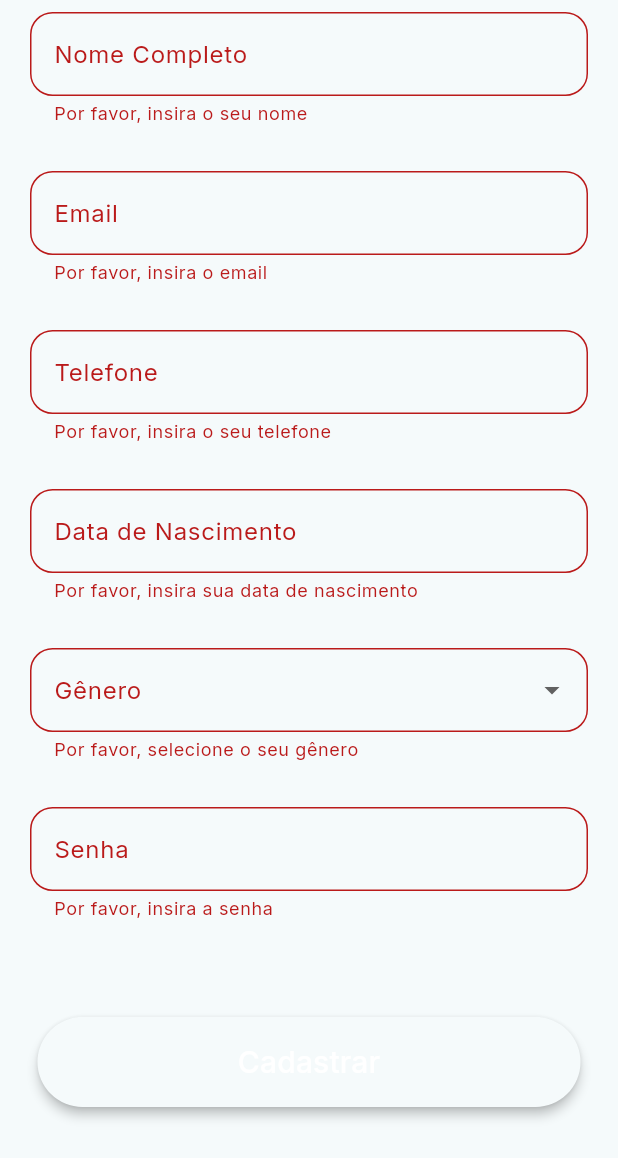
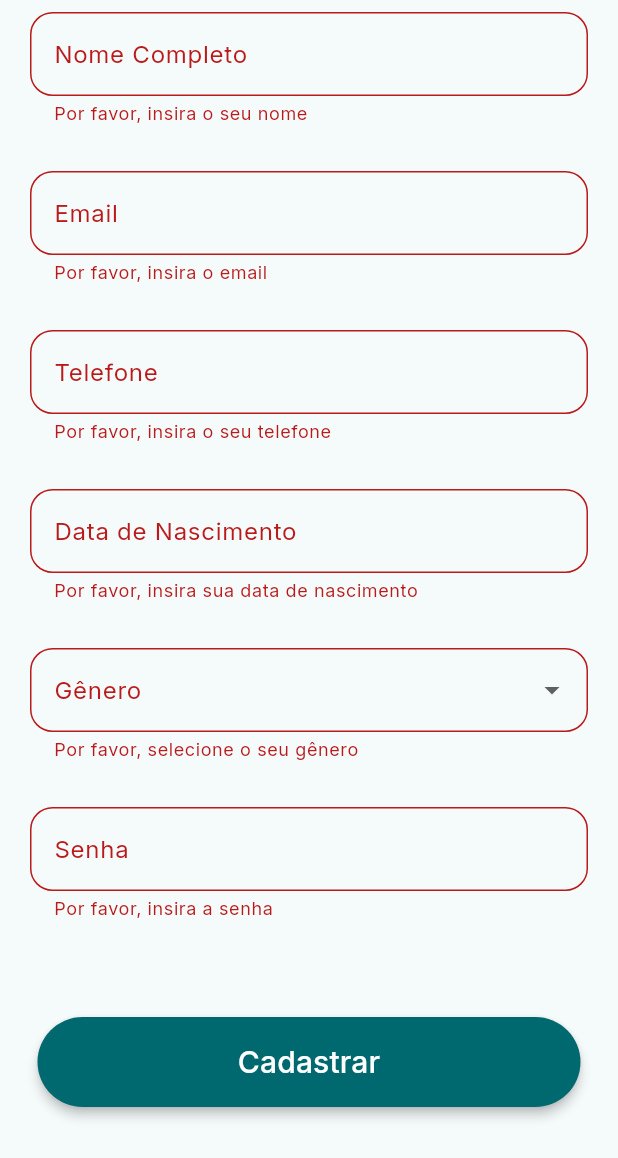
Before and after one commit to IsraellGaribaldi/Aplicativo_Disque_Suicidio, a Flutter app: the CadastroUsuario screen opened directly, scrolled down 98 dp, after a tap on "Cadastrar", on a phone screen of 412 x 824 dp. Shown: the top 1158 px of the screen. Run offline on Flutter 3.47's test engine with Material 3 defaults, Android fonts, the phone set to English and light mode, and no system bars; our stand-ins replace google_fonts, google_maps_flutter, sqflite; accounts and stored records are empty.

Commit message:
mudanças visuais e mais verificação de banco

```diff
--- a/lib/banco/database_helper.dart
+++ b/lib/banco/database_helper.dart
@@ -142,6 +142,8 @@ class DatabaseHelper {
     });
   }
 
+
+
   static Future<void> inserirUsuario(Usuario usuario) async {
     final db = await getDatabase();
     await db.insert('contas', usuario.toMap());
--- a/lib/pages/auth/cadastro_usuario.dart
+++ b/lib/pages/auth/cadastro_usuario.dart
@@ -37,9 +37,9 @@ class _CadastroUsuarioState extends State<CadastroUsuario> {
 
     setState(() => _carregando = true);
 
+    try {
       final db = await DatabaseHelper.getDatabase();
 
-    // Verifica se email já existe
       final emailExistente = await db.query(
         'contas',
         where: 'email = ?',
@@ -47,7 +47,6 @@ class _CadastroUsuarioState extends State<CadastroUsuario> {
       );
 
       if (emailExistente.isNotEmpty) {
-      setState(() => _carregando = false);
         if (!mounted) return;
         ScaffoldMessenger.of(context).showSnackBar(
           const SnackBar(
@@ -58,7 +57,6 @@ class _CadastroUsuarioState extends State<CadastroUsuario> {
         return;
       }
 
-    // Converte data de dd/mm/yyyy para DateTime
       final partes = _dataNascimentoController.text.split('/');
       final dataNascimento = DateTime(
         int.parse(partes[2]),
@@ -78,8 +76,6 @@ class _CadastroUsuarioState extends State<CadastroUsuario> {
 
       await DatabaseHelper.inserirUsuario(usuario);
 
-    setState(() => _carregando = false);
-
       if (!mounted) return;
 
       ScaffoldMessenger.of(context).showSnackBar(
@@ -89,12 +85,22 @@ class _CadastroUsuarioState extends State<CadastroUsuario> {
         ),
       );
 
-    // Vai pro login limpando todo o histórico de navegação
       Navigator.pushAndRemoveUntil(
         context,
         MaterialPageRoute(builder: (context) => const Login()),
             (route) => false,
       );
+    } catch (e) {
+      if (!mounted) return;
+      ScaffoldMessenger.of(context).showSnackBar(
+        SnackBar(
+          content: Text('Erro ao cadastrar: $e'),
+          backgroundColor: Colors.red,
+        ),
+      );
+    } finally {
+      if (mounted) setState(() => _carregando = false);
+    }
   }
 
   @override
@@ -251,7 +257,7 @@ class _CadastroUsuarioState extends State<CadastroUsuario> {
                 const SizedBox(height: 64),
                 ElevatedButton(
                   style: ElevatedButton.styleFrom(
-                    backgroundColor: Theme.of(context).scaffoldBackgroundColor,
+                    backgroundColor: Theme.of(context).colorScheme.primary,
                     elevation: 3,
                     shape: RoundedRectangleBorder(
                       borderRadius: BorderRadius.circular(50),
--- a/lib/pages/auth/login_usuario.dart
+++ b/lib/pages/auth/login_usuario.dart
@@ -1,3 +1,4 @@
+import 'package:app_disque_suicidio/pages/perfil/perfil.dart';
 import 'package:flutter/material.dart';
 import 'package:app_disque_suicidio/banco/database_helper.dart';
 import 'package:app_disque_suicidio/models/usuario_model.dart';
@@ -174,8 +175,7 @@ class _LoginState extends State<Login> {
                   onPressed: () {
                     Navigator.push(
                       context,
-                      MaterialPageRoute(
-                          builder: (context) => const CadastroUsuario()),
+                      MaterialPageRoute(builder: (context) => const Perfil()),
                     );
                   },
                   child: const Text('Cadastre-se',
--- a/lib/pages/clinica/clinicas_page.dart
+++ b/lib/pages/clinica/clinicas_page.dart
@@ -106,7 +106,7 @@ class _CardProfissional extends StatelessWidget {
       margin: const EdgeInsets.only(bottom: 12),
       padding: const EdgeInsets.all(16),
       decoration: BoxDecoration(
-        color: const Color(0xFFDFF0EF),
+        color: Theme.of(context).colorScheme.surfaceContainerHighest,
         borderRadius: BorderRadius.circular(16),
       ),
       child: Column(
--- a/lib/pages/home/home_page.dart
+++ b/lib/pages/home/home_page.dart
@@ -31,7 +31,7 @@ class HomePage extends StatelessWidget {
               const SizedBox(height: 196),
               ElevatedButton(
                 style: ElevatedButton.styleFrom(
-                  backgroundColor: Theme.of(context).scaffoldBackgroundColor,
+                  backgroundColor: Theme.of(context).colorScheme.primary,
                   elevation: 3,
                   shape: RoundedRectangleBorder(
                     borderRadius: BorderRadius.circular(50),
--- a/lib/pages/home/mapa_inicio.dart
+++ b/lib/pages/home/mapa_inicio.dart
@@ -107,6 +107,10 @@ class _MapPageState extends State<MapPage> {
       bottomNavigationBar: BottomNavigationBar(
         currentIndex: _paginaAtual,
         onTap: (index) => setState(() => _paginaAtual = index),
+        backgroundColor: const Color(0xFF008D97),
+        selectedItemColor: Colors.white,
+        unselectedItemColor: Colors.white70,
+        type: BottomNavigationBarType.fixed,
         items: const [
           BottomNavigationBarItem(icon: Icon(Icons.map), label: 'Mapa'),
           BottomNavigationBarItem(
--- a/lib/pages/perfil/perfil_usuario.dart
+++ b/lib/pages/perfil/perfil_usuario.dart
@@ -94,7 +94,7 @@ class _PerfilUsuarioPageState extends State<PerfilUsuarioPage> {
             Container(
               padding: const EdgeInsets.all(16),
               decoration: BoxDecoration(
-                color: const Color(0xFFDFF0EF),
+                color: Theme.of(context).colorScheme.surfaceContainerHighest,
                 borderRadius: BorderRadius.circular(16),
                 border: Border.all(color: Colors.black12),
               ),
@@ -128,7 +128,7 @@ class _PerfilUsuarioPageState extends State<PerfilUsuarioPage> {
               width: double.infinity,
               padding: const EdgeInsets.all(20),
               decoration: BoxDecoration(
-                color: const Color(0xFFDFF0EF),
+                color: Theme.of(context).colorScheme.surfaceContainerHighest,
                 borderRadius: BorderRadius.circular(16),
                 border: Border.all(color: Colors.black12),
               ),
```
Also changed, not shown: lib/models/usuario_model.dart (+7 -7 lines). Lines whose indentation alone changed are shown as unchanged.
